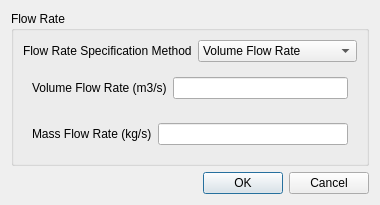
Above: view/setup/boundary_conditions/flow_rate_inlet_dialog.ui from nextfoam/baram before the change. Below: the same form after it.
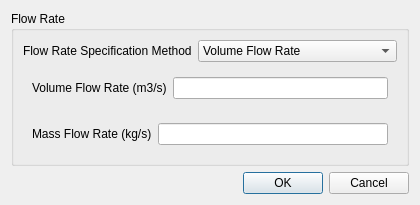
That is the form after the change.

Diff of the .ui file:
```diff
--- a/view/setup/boundary_conditions/flow_rate_inlet_dialog.ui
+++ b/view/setup/boundary_conditions/flow_rate_inlet_dialog.ui
@@ -6,7 +6,7 @@
    <rect>
     <x>0</x>
     <y>0</y>
-    <width>380</width>
+    <width>420</width>
     <height>198</height>
    </rect>
   </property>
@@ -18,7 +18,7 @@
   </property>
   <property name="minimumSize">
    <size>
-    <width>380</width>
+    <width>420</width>
     <height>0</height>
    </size>
   </property>
```
